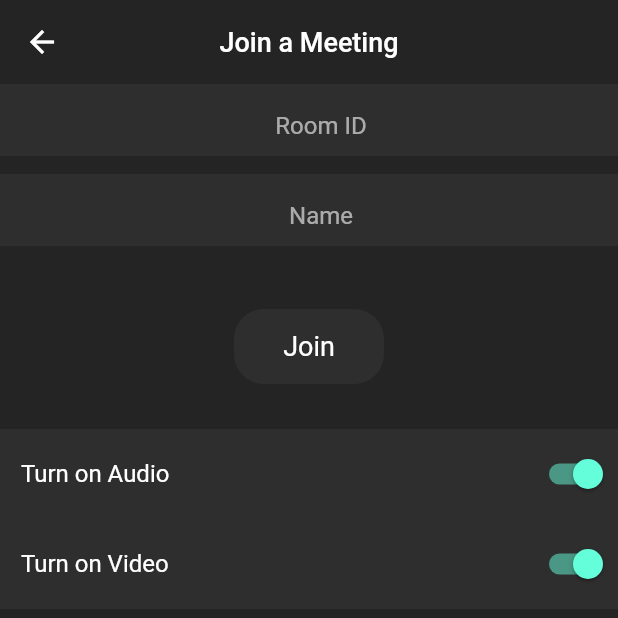
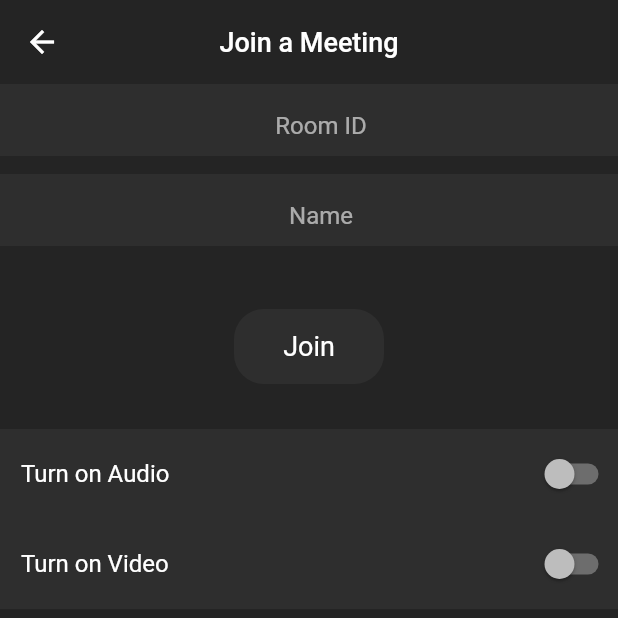
Before and after one commit to khOsman/meet_time, a Flutter app: the screen it shows once a user with an empty profile is signed in, after a tap on "Join Meeting", on a phone screen of 412 x 824 dp. Shown: the top 618 px of the screen. Run offline on Flutter 3.47's test engine with Material 2 defaults, Android fonts, the phone set to English and light mode, and no system bars; our stand-ins replace cloud_firestore, firebase_auth, firebase_core, google_sign_in; missing offline and left inert: jitsi_meet; accounts and stored records are empty.

```diff
--- a/lib/screens/home_screen.dart
+++ b/lib/screens/home_screen.dart
@@ -29,13 +29,15 @@ class _HomeScreenState extends State<HomeScreen> {
     const SettingsScreen(),
   ];
 
+  List<String> labels = ['Meet & Chat', 'Meetings', 'Contacts', 'Settings'];
+
   @override
   Widget build(BuildContext context) {
     return Scaffold(
       appBar: AppBar(
         backgroundColor: backgroundColor,
         elevation: 0,
-        title: const Text("Meet & chat"),
+        title: Text(labels[_page]),
         centerTitle: true,
       ),
       body: pages[_page],
@@ -47,15 +49,15 @@ class _HomeScreenState extends State<HomeScreen> {
         currentIndex: _page,
         type: BottomNavigationBarType.fixed,
         unselectedFontSize: 14,
-        items: const [
+        items: [
           BottomNavigationBarItem(
-              icon: Icon(Icons.comment_bank), label: 'Meet & Chat'),
+              icon: Icon(Icons.comment_bank), label: labels[0]),
           BottomNavigationBarItem(
-              icon: Icon(Icons.lock_clock), label: 'Meetings'),
+              icon: Icon(Icons.lock_clock), label: labels[1]),
           BottomNavigationBarItem(
-              icon: Icon(Icons.person_outline), label: 'Contacts'),
+              icon: Icon(Icons.person_outline), label: labels[2]),
           BottomNavigationBarItem(
-              icon: Icon(Icons.settings_outlined), label: 'Settings'),
+              icon: Icon(Icons.settings_outlined), label: labels[3]),
         ],
       ),
     );
--- a/lib/screens/video_call_screen.dart
+++ b/lib/screens/video_call_screen.dart
@@ -18,8 +18,8 @@ class _VideoCallScreenState extends State<VideoCallScreen> {
   late TextEditingController _meetingIdController;
   late TextEditingController _meetingNameController;
 
-  bool isAudioMuted = true;
-  bool isVideoMuted = true;
+  bool isAudioMuted = false;
+  bool isVideoMuted = false;
 
   @override
   void initState() {
@@ -54,8 +54,8 @@ class _VideoCallScreenState extends State<VideoCallScreen> {
     if (_meetingIdController.text.isNotEmpty) {
       _jitsiMeetMethods.createMeeting(
           roomName: _meetingIdController.text,
-          isAudioMuted: isAudioMuted,
-          isVideoTurnedOff: isVideoMuted,
+          isAudioMuted: !isAudioMuted,
+          isVideoTurnedOff: !isVideoMuted,
           name: _meetingNameController.text);
     } else {
       ScaffoldMessenger.of(context).showSnackBar(
@@ -146,12 +146,12 @@ class _VideoCallScreenState extends State<VideoCallScreen> {
           ),
           const SizedBox(height: 20),
           MeetingOption(
-            text: isAudioMuted ? 'Turn on Audio' : 'Turn off Audio',
+            text: isAudioMuted ? 'Turn off Audio' : 'Turn on Audio',
             isMute: isAudioMuted,
             onChange: onAudioMuted,
           ),
           MeetingOption(
-            text: isVideoMuted ? 'Turn on Video' : 'Turn off Video  ',
+            text: isVideoMuted ? 'Turn off Video' : 'Turn on Video  ',
             isMute: isVideoMuted,
             onChange: onVideoMuted,
           ),
--- a/lib/widgets/meeting_option.dart
+++ b/lib/widgets/meeting_option.dart
@@ -23,12 +23,12 @@ class MeetingOption extends StatelessWidget {
             padding: const EdgeInsets.fromLTRB(14.0, 8, 14, 8),
             child: Text(
               text,
-              style: TextStyle(
+              style: const TextStyle(
                 fontSize: 16,
               ),
             ),
           ),
-          Switch.adaptive(value: isMute, onChanged: onChange)
+          Switch.adaptive(value: isMute, onChanged: onChange),
         ],
       ),
     );
```
Also changed, not shown: lib/screens/settings_screen.dart (+50 -7 lines).
